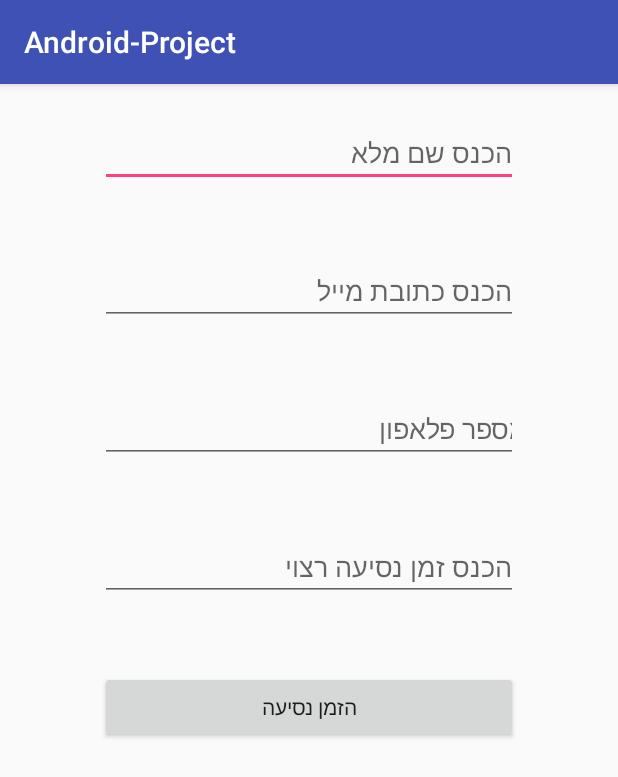
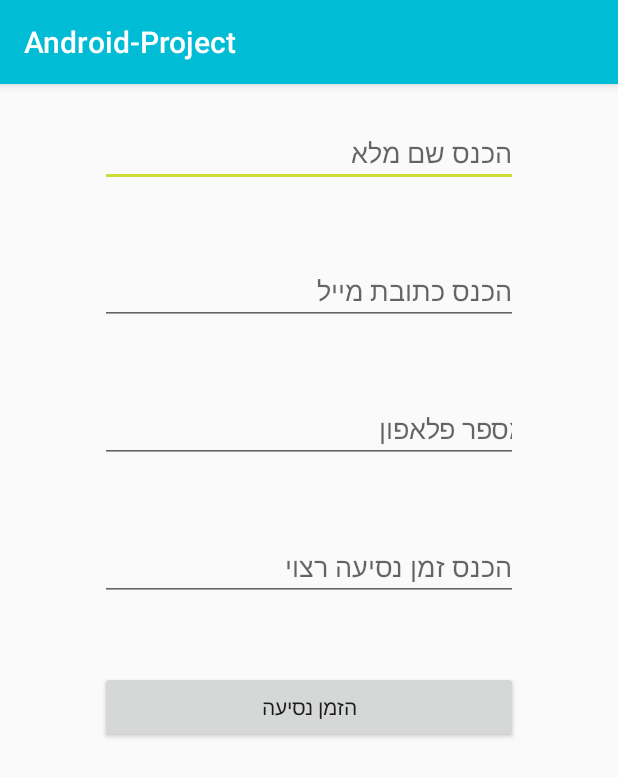
Before and after one commit to danielagam/AndroidProject, an Android app: the screen it shows after launch (MainActivity), on a phone screen of 412 x 824 dp. Shown: the top 777 px of the screen. Run offline under Robolectric (Android 15) with nearby library versions, the phone set to English and light mode, and no system bars.

```diff
--- a/app/src/main/res/layout/activity_main.xml
+++ b/app/src/main/res/layout/activity_main.xml
@@ -4,16 +4,16 @@
     xmlns:tools="http://schemas.android.com/tools"
     android:layout_width="match_parent"
     android:layout_height="match_parent"
+    android:gravity="center_horizontal"
     android:orientation="vertical"
-    android:gravity="center_horizontal"
 
     tools:context=".MainActivity">
 
     <EditText
         android:id="@+id/name"
         android:layout_width="match_parent"
+        android:layout_height="wrap_content"
         android:layout_marginHorizontal="100px"
-        android:layout_height="wrap_content"
         android:layout_marginVertical="35px"
         android:hint="הכנס שם מלא"
         android:inputType="text" />
@@ -21,26 +21,29 @@
     <EditText
         android:id="@+id/mailClient"
         android:layout_width="match_parent"
+        android:layout_height="wrap_content"
         android:layout_marginHorizontal="100px"
-        android:layout_marginVertical="35px"        android:layout_height="wrap_content"
+        android:layout_marginVertical="35px"
         android:hint="הכנס כתובת מייל"
         android:inputType="textEmailAddress" />
 
     <EditText
         android:id="@+id/numberClient"
         android:layout_width="match_parent"
+        android:layout_height="wrap_content"
         android:layout_marginHorizontal="100px"
-        android:layout_height="wrap_content"
         android:layout_marginVertical="35px"
         android:hint="                                       הכנס מספר פלאפון"
         android:inputType="phone" />
 
 
     <EditText
-        android:id="@+id/startDriving"
+        android:id="@+id/startDrivingRequest"
         android:layout_width="match_parent"
+        android:layout_height="wrap_content"
+        android:layout_centerHorizontal="true"
+        android:layout_centerVertical="true"
         android:layout_marginHorizontal="100px"
-        android:layout_height="wrap_content"
         android:layout_marginVertical="35px"
         android:hint="הכנס זמן נסיעה רצוי"
         android:inputType="time" />
@@ -48,10 +51,10 @@
 
     <Button
         android:id="@+id/btn"
-        android:text="הזמן נסיעה"
         android:layout_width="match_parent"
+        android:layout_height="wrap_content"
         android:layout_marginHorizontal="100px"
-        android:layout_height="wrap_content"
-        android:layout_marginVertical="35px" />
+        android:layout_marginVertical="35px"
+        android:text="הזמן נסיעה" />
 
 </android.support.v7.widget.LinearLayoutCompat>
--- a/app/src/main/res/values/colors.xml
+++ b/app/src/main/res/values/colors.xml
@@ -1,6 +1,6 @@
 <?xml version="1.0" encoding="utf-8"?>
 <resources>
-    <color name="colorPrimary">#3F51B5</color>
-    <color name="colorPrimaryDark">#303F9F</color>
-    <color name="colorAccent">#FF4081</color>
+    <color name="colorPrimary">#00BCD4</color>
+    <color name="colorPrimaryDark">#0097A7</color>
+    <color name="colorAccent">#CDDC39</color>
 </resources>
```
